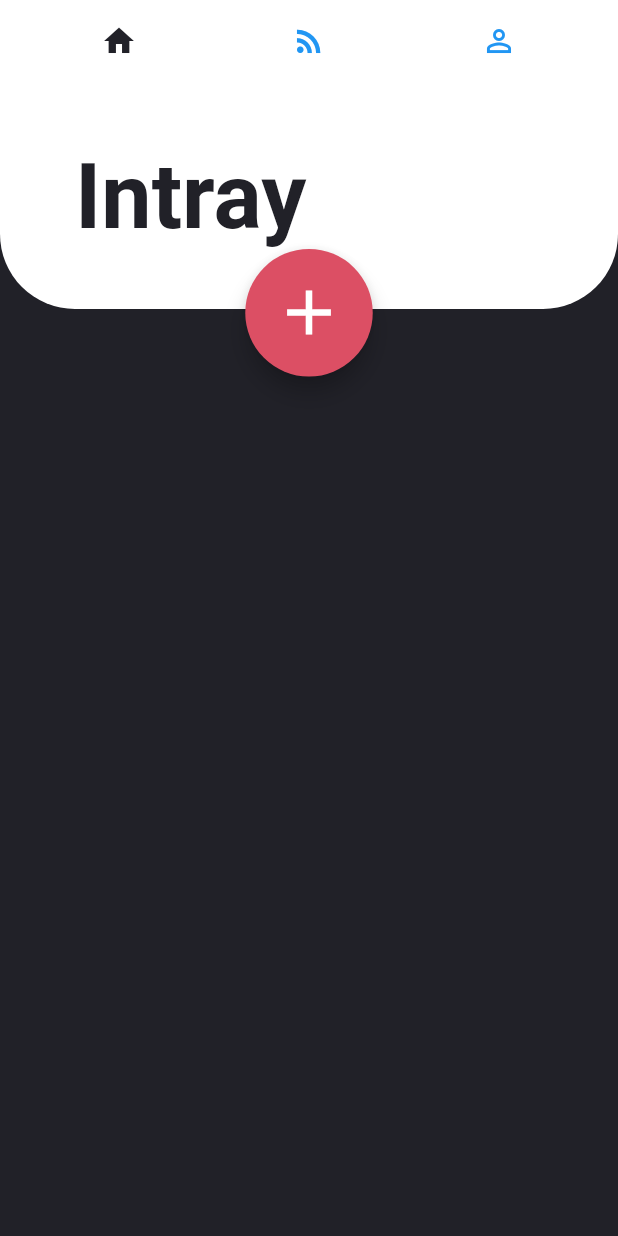
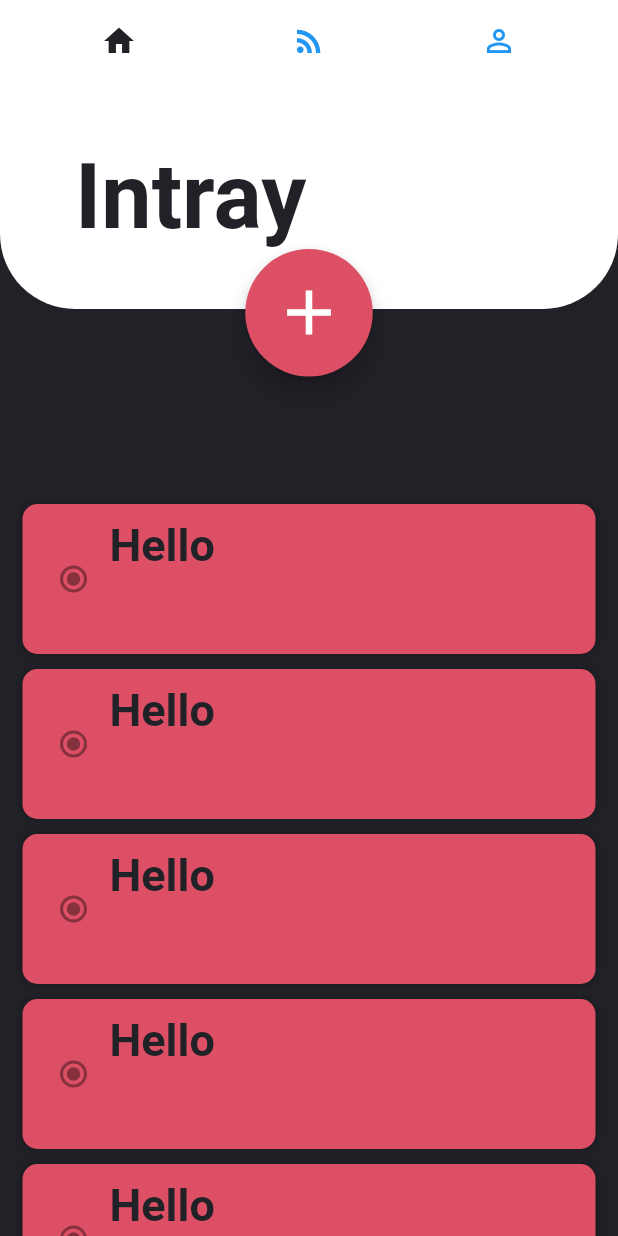
Before and after one commit to RishabhSinha07/TodoApp, a Flutter app: the screen it shows after launch, on a phone screen of 412 x 824 dp. Run offline on Flutter 3.47's test engine with Material 2 defaults, Android fonts, the phone set to English and light mode, and no system bars; Roboto replaces fonts that are missing (Avenir).

Commit message:
Adding new changes added widgets

```diff
--- /dev/null
+++ b/TodoAppV1/lib/UI/Intray/intray_page.dart
@@ -0,0 +1,29 @@
+import 'package:TodoAppV1/models/globals.dart';
+import 'package:TodoAppV1/models/widgets/intray_todo_widget.dart';
+import 'package:flutter/material.dart';
+
+class IntrayPage extends StatefulWidget {
+  @override
+  _IntrayPageState createState() => _IntrayPageState();
+}
+
+class _IntrayPageState extends State<IntrayPage> {
+  @override
+  Widget build(BuildContext context) {
+    return Container(
+      color: darkGreyColor,
+      child: ListView(
+        padding: EdgeInsets.only(top: 280),
+        children: getList(),
+      ),
+    );
+  }
+
+  List<Widget> getList() {
+    List<IntrayTodo> li = [];
+    for (int i = 0; i <= 10; i++) {
+      li.add(IntrayTodo(title: "Hello"));
+    }
+    return li;
+  }
+}
--- a/TodoAppV1/lib/main.dart
+++ b/TodoAppV1/lib/main.dart
@@ -1,3 +1,4 @@
+import 'package:TodoAppV1/UI/Intray/intray_page.dart';
 import 'package:flutter/material.dart';
 import './models/globals.dart';
 
@@ -61,9 +62,7 @@ class _MyHomePageState extends State<MyHomePage> {
             body: Stack(children: <Widget>[
               TabBarView(
                 children: [
-                  new Container(
-                    color: darkGreyColor,
-                  ),
+                  IntrayPage(),
                   new Container(
                     color: Colors.orange,
                   ),
--- a/TodoAppV1/lib/models/globals.dart
+++ b/TodoAppV1/lib/models/globals.dart
@@ -8,3 +8,9 @@ TextStyle intraTitleStyle = new TextStyle(
     fontWeight: FontWeight.bold,
     color: darkGreyColor,
     fontSize: 60);
+
+TextStyle darkTodoTitleStyle = new TextStyle(
+    fontFamily: 'Avenir',
+    fontWeight: FontWeight.bold,
+    color: darkGreyColor,
+    fontSize: 30);
--- /dev/null
+++ b/TodoAppV1/lib/models/widgets/intray_todo_widget.dart
@@ -0,0 +1,39 @@
+import 'package:TodoAppV1/models/globals.dart';
+import 'package:flutter/material.dart';
+
+class IntrayTodo extends StatelessWidget {
+  final String title;
+  IntrayTodo({this.title});
+
+  @override
+  Widget build(BuildContext context) {
+    return Container(
+      margin: EdgeInsets.only(bottom: 10, left: 15, right: 15),
+      padding: EdgeInsets.all(10),
+      height: 100,
+      decoration: BoxDecoration(
+        borderRadius: BorderRadius.all(Radius.circular(10)),
+        color: redColor,
+        boxShadow: [
+          new BoxShadow(
+            color: Colors.black.withOpacity(0.3),
+            blurRadius: 5.0,
+          ),
+        ],
+      ),
+      child: Row(
+        children: <Widget>[
+          Radio(),
+          Column(
+            children: <Widget>[
+              Text(
+                title,
+                style: darkTodoTitleStyle,
+              )
+            ],
+          )
+        ],
+      ),
+    );
+  }
+}
```
